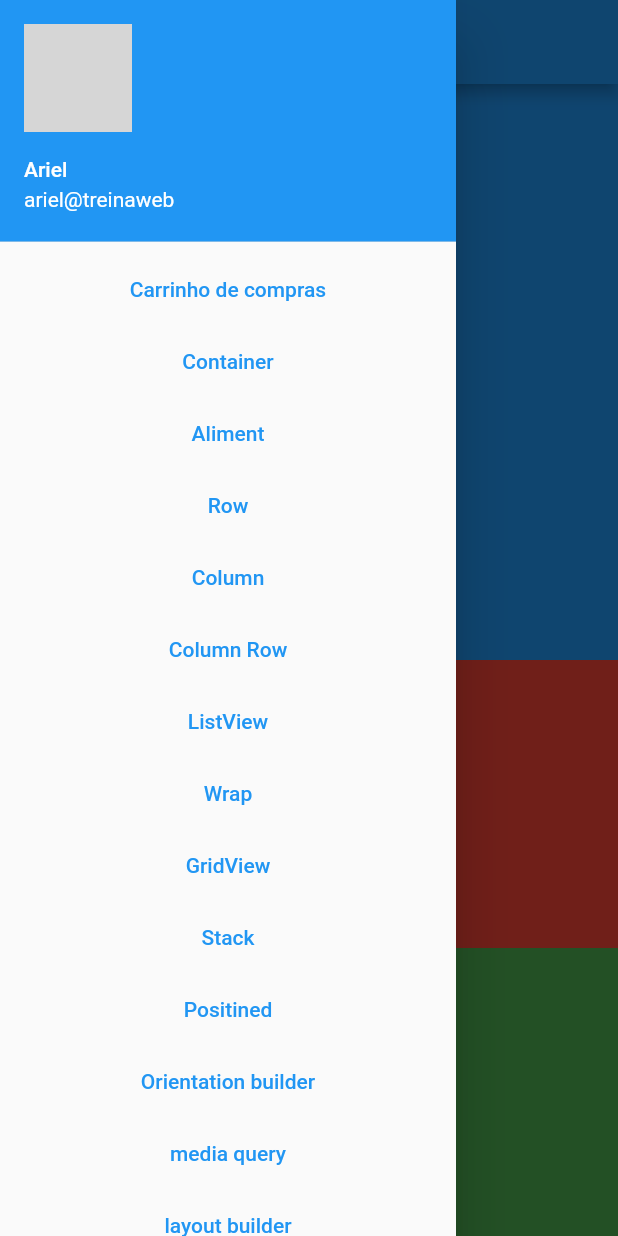
After one commit to treinaweb/treinaweb-flutter-widgets-layout, a Flutter app: the ExpandedFlexibleView screen opened directly, with the side drawer open, on a phone screen of 412 x 824 dp. The commit adds this screen. Run offline on Flutter 3.47's test engine with Material 2 defaults, Android fonts, the phone set to English and light mode, and no system bars; network calls fail; grey boxes are pictures that could not be loaded.

Commit message:
flexible e expanded

```diff
--- a/lib/list.dart
+++ b/lib/list.dart
@@ -3,6 +3,7 @@ import 'package:carrinho_de_compras/widgets/aligment.dart';
 import 'package:carrinho_de_compras/widgets/column.dart';
 import 'package:carrinho_de_compras/widgets/column_row.dart';
 import 'package:carrinho_de_compras/widgets/container.dart';
+import 'package:carrinho_de_compras/widgets/expanded_flexible.dart';
 import 'package:carrinho_de_compras/widgets/grid_view.dart';
 import 'package:carrinho_de_compras/widgets/layout_builder.dart';
 import 'package:carrinho_de_compras/widgets/list_view.dart';
@@ -137,6 +138,14 @@ class ListMenu {
           );
         },
         child: const Text('layout builder'),
+      ),
+      TextButton(
+        onPressed: () {
+          Navigator.of(context).push(
+            MaterialPageRoute(builder: (ctx) => const ExpandedFlexibleView()),
+          );
+        },
+        child: const Text('flexible e expanded'),
       )
     ];
   }
--- /dev/null
+++ b/lib/widgets/expanded_flexible.dart
@@ -0,0 +1,43 @@
+import 'package:carrinho_de_compras/list.dart';
+import 'package:flutter/material.dart';
+
+class ExpandedFlexibleView extends StatelessWidget {
+  const ExpandedFlexibleView({Key? key}) : super(key: key);
+
+  @override
+  Widget build(BuildContext context) {
+    return Scaffold(
+      appBar: AppBar(),
+      drawer: Drawer(
+        child: ListView(
+          children: ListMenu.get(context),
+        ),
+      ),
+      body: Column(
+        children: [
+          Expanded(
+            flex: 2,
+            child: Container(
+              height: 50,
+              color: Colors.blue,
+            ),
+          ),
+          Expanded(
+            flex: 1,
+            child: Container(
+              color: Colors.red,
+            ),
+          ),
+          Flexible(
+            flex: 1,
+            fit: FlexFit.tight,
+            child: Container(
+              height: 100,
+              color: Colors.green,
+            ),
+          ),
+        ],
+      ),
+    );
+  }
+}
```
